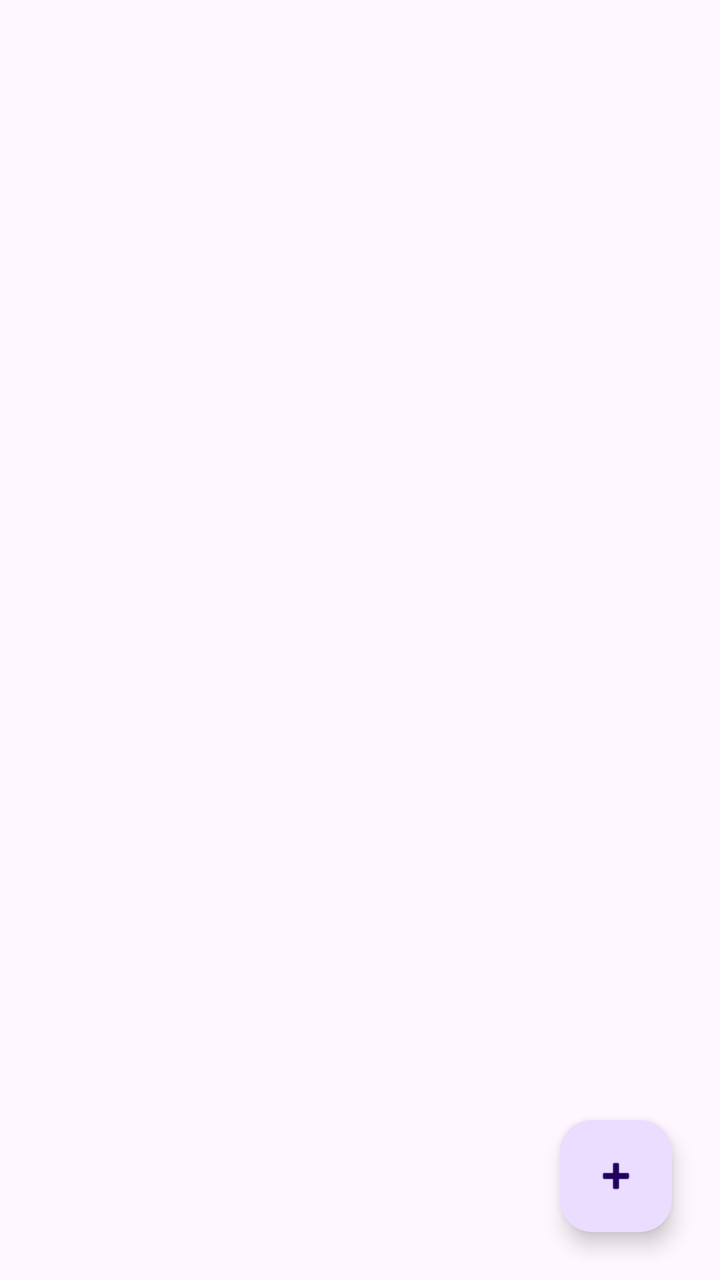
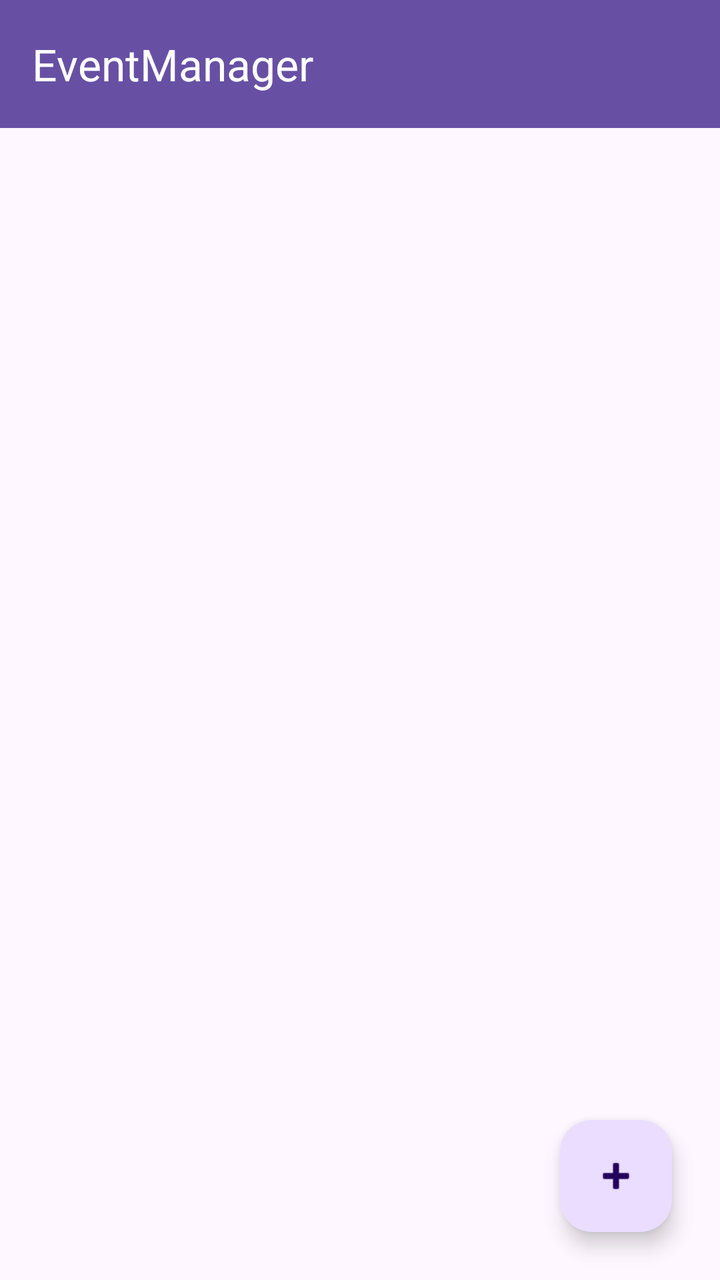

Compare the two renders of this Android layout. The source of the first and the diff that turns it into the second are given below.
<!-- AndroidManifest.xml: application theme Theme.EventManagerFirebase -->
<!-- res/layout/activity_main.xml -->
<?xml version="1.0" encoding="utf-8"?>
<androidx.coordinatorlayout.widget.CoordinatorLayout
    xmlns:android="http://schemas.android.com/apk/res/android"
    xmlns:app="http://schemas.android.com/apk/res-auto"
    android:layout_width="match_parent"
    android:layout_height="match_parent"
    android:background="?attr/colorSurface">

    
    <androidx.recyclerview.widget.RecyclerView
        android:id="@+id/recycler_view_events"
        android:layout_width="match_parent"
        android:layout_height="match_parent"
        android:clipToPadding="false"
        android:padding="8dp"
        android:paddingBottom="80dp" />

    
    <com.google.android.material.floatingactionbutton.FloatingActionButton
        android:id="@+id/fab_add_event"
        android:layout_width="wrap_content"
        android:layout_height="wrap_content"
        android:layout_gravity="bottom|end"
        android:layout_margin="24dp"
        android:contentDescription="Add New Event"
        android:src="@android:drawable/ic_input_add"
        app:tint="?attr/colorOnPrimaryContainer"
        app:backgroundTint="?attr/colorPrimaryContainer" />

</androidx.coordinatorlayout.widget.CoordinatorLayout>
<!-- resources referenced by this layout -->
<resources>
  <style name="Theme.EventManagerFirebase" parent="Base.Theme.EventManagerFirebase" />
  <style name="Base.Theme.EventManagerFirebase" parent="Theme.Material3.DayNight.NoActionBar">
          
          
      </style>
</resources>

<!-- the commit's change to res/layout/activity_main.xml (unified diff, before → after) -->
@@ -7,13 +7,30 @@
     android:background="?attr/colorSurface">
 
     
+    <com.google.android.material.appbar.AppBarLayout
+        android:layout_width="match_parent"
+        android:layout_height="wrap_content"
+        android:theme="@style/ThemeOverlay.AppCompat.Dark.ActionBar">
+
+        <androidx.appcompat.widget.Toolbar
+            android:id="@+id/toolbar"
+            android:layout_width="match_parent"
+            android:layout_height="?attr/actionBarSize"
+            android:background="?attr/colorPrimary"
+            app:popupTheme="@style/ThemeOverlay.AppCompat.Light"
+            app:title="EventManager" />
+
+    </com.google.android.material.appbar.AppBarLayout>
+
+    
     <androidx.recyclerview.widget.RecyclerView
         android:id="@+id/recycler_view_events"
         android:layout_width="match_parent"
         android:layout_height="match_parent"
         android:clipToPadding="false"
         android:padding="8dp"
-        android:paddingBottom="80dp" />
+        android:paddingBottom="80dp"
+        app:layout_behavior="@string/appbar_scrolling_view_behavior" />
 
     
     <com.google.android.material.floatingactionbutton.FloatingActionButton
